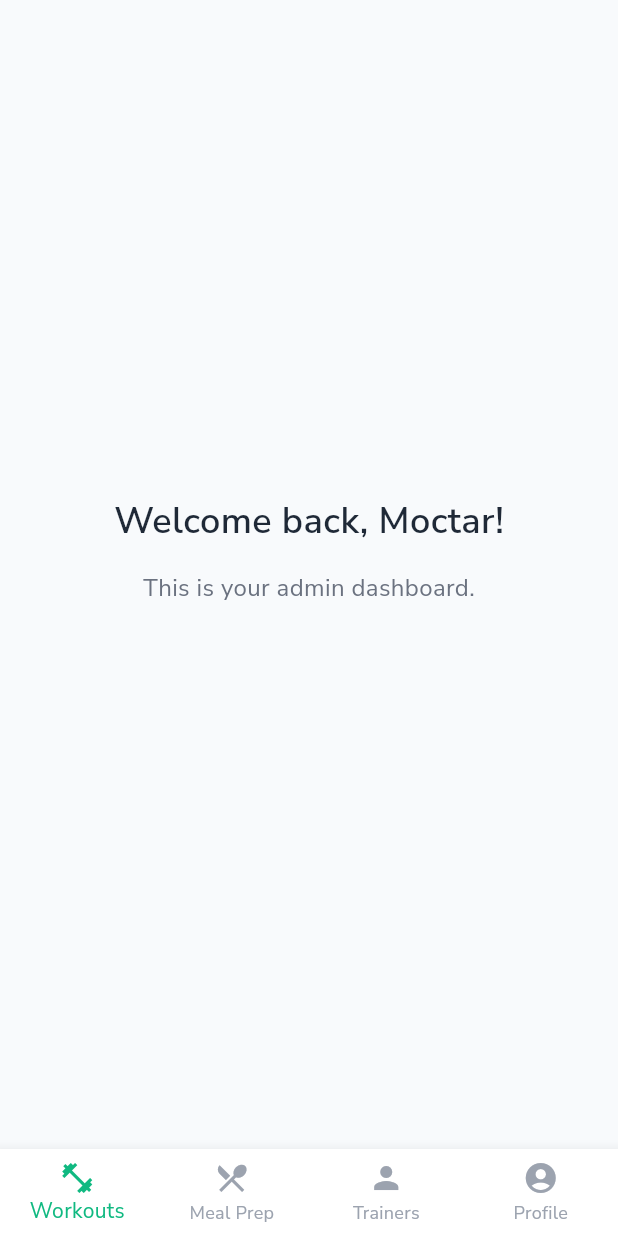
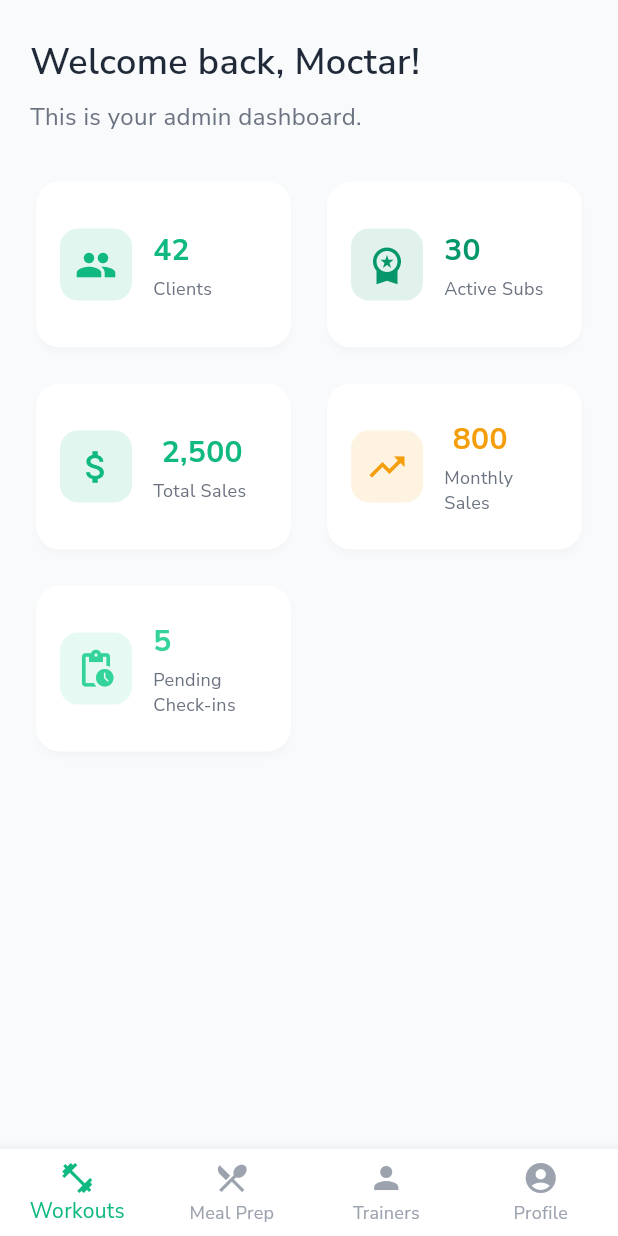
Before and after one commit to mahmoudal99/moctarnutrition, a Flutter app: the AdminHomeScreen screen opened by its route, on a phone screen of 412 x 824 dp. Run offline on Flutter 3.47's test engine with Material 3 defaults, Android fonts, the phone set to English and light mode, and no system bars; our stand-ins replace cached_network_image, cloud_firestore, firebase_auth, firebase_core, firebase_storage, flutter_dotenv and 9 more; accounts and stored records are empty; network calls fail; project files that could hold a hidden picture were left out.

Commit message:
Added admin stats

```diff
--- a/lib/features/admin/presentation/screens/admin_home_screen.dart
+++ b/lib/features/admin/presentation/screens/admin_home_screen.dart
@@ -7,17 +7,87 @@ class AdminHomeScreen extends StatelessWidget {
 
   @override
   Widget build(BuildContext context) {
+    // Dummy data for now
+    final metrics = [
+      _MetricCardData('Clients', '42', Icons.group, AppConstants.primaryColor),
+      _MetricCardData('Active Subs', '30', Icons.workspace_premium, AppConstants.accentColor),
+      _MetricCardData('Total Sales', ' 2,500', Icons.attach_money, AppConstants.successColor),
+      _MetricCardData('Monthly Sales', ' 800', Icons.trending_up, AppConstants.warningColor),
+      _MetricCardData('Pending Check-ins', '5', Icons.pending_actions, AppConstants.secondaryColor),
+    ];
     return Scaffold(
       backgroundColor: AppConstants.backgroundColor,
-      body: Center(
-        child: Column(
-          mainAxisAlignment: MainAxisAlignment.center,
+      body: SafeArea(
+        child: SingleChildScrollView(
+          padding: const EdgeInsets.symmetric(horizontal: 20, vertical: 24),
+          child: Column(
+            crossAxisAlignment: CrossAxisAlignment.start,
+            children: [
+              Text('Welcome back, $adminName!', style: AppTextStyles.heading3),
+              const SizedBox(height: 8),
+              Text('This is your admin dashboard.', style: AppTextStyles.bodyMedium.copyWith(color: AppConstants.textSecondary)),
+              const SizedBox(height: 28),
+              // Metrics grid
+              GridView.count(
+                crossAxisCount: 2,
+                shrinkWrap: true,
+                physics: const NeverScrollableScrollPhysics(),
+                mainAxisSpacing: 16,
+                crossAxisSpacing: 16,
+                childAspectRatio: 1.5,
+                children: metrics.map((m) => _MetricCard(m)).toList(),
+              ),
+              const SizedBox(height: 32),
+              // TODO: Add more admin dashboard widgets here
+            ],
+          ),
+        ),
+      ),
+    );
+  }
+}
+
+class _MetricCardData {
+  final String label;
+  final String value;
+  final IconData icon;
+  final Color color;
+  _MetricCardData(this.label, this.value, this.icon, this.color);
+}
+
+class _MetricCard extends StatelessWidget {
+  final _MetricCardData data;
+  const _MetricCard(this.data);
+
+  @override
+  Widget build(BuildContext context) {
+    return Card(
+      elevation: 2,
+      shape: RoundedRectangleBorder(borderRadius: BorderRadius.circular(16)),
+      child: Padding(
+        padding: const EdgeInsets.all(16),
+        child: Row(
           children: [
-            Text('Welcome back, $adminName!', style: AppTextStyles.heading3),
-            const SizedBox(height: 16),
-            Text('This is your admin dashboard.', style: AppTextStyles.bodyMedium.copyWith(color: AppConstants.textSecondary)),
-            const SizedBox(height: 32),
-            // TODO: Add admin dashboard widgets here
+            Container(
+              decoration: BoxDecoration(
+                color: data.color.withOpacity(0.12),
+                borderRadius: BorderRadius.circular(12),
+              ),
+              padding: const EdgeInsets.all(10),
+              child: Icon(data.icon, color: data.color, size: 28),
+            ),
+            const SizedBox(width: 14),
+            Expanded(
+              child: Column(
+                crossAxisAlignment: CrossAxisAlignment.start,
+                mainAxisAlignment: MainAxisAlignment.center,
+                children: [
+                  Text(data.value, style: AppTextStyles.heading4.copyWith(color: data.color, fontWeight: FontWeight.bold)),
+                  const SizedBox(height: 2),
+                  Text(data.label, style: AppTextStyles.caption.copyWith(color: AppConstants.textSecondary)),
+                ],
+              ),
+            ),
           ],
         ),
       ),
```
